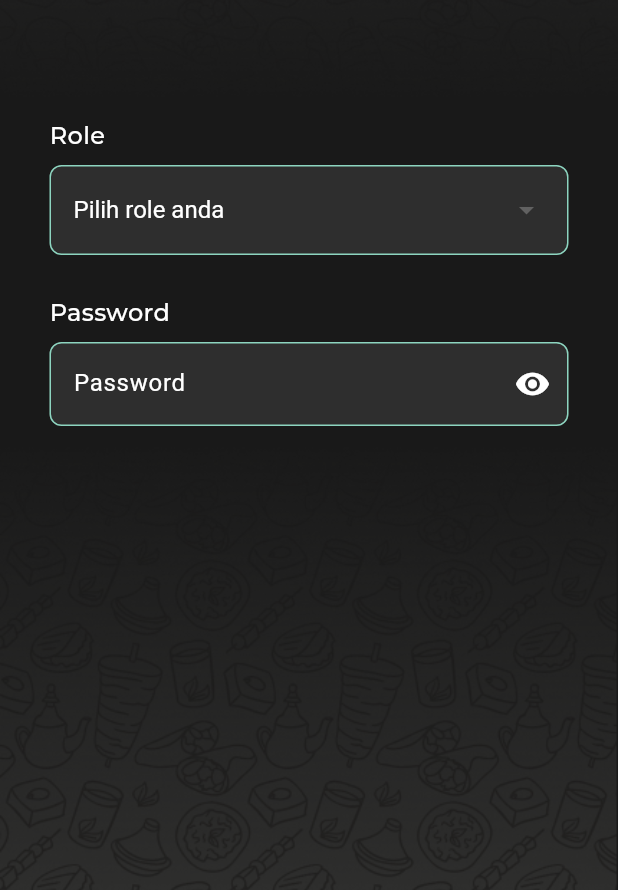
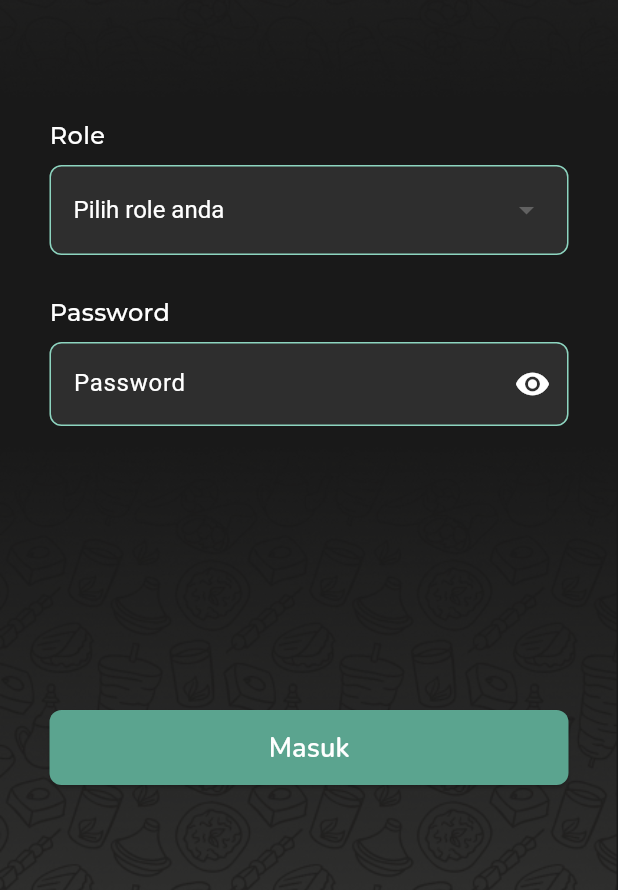
Before and after one commit to aryadinata07/manajemenPemesanan, a Flutter app: the screen it shows after launch, on a phone screen of 412 x 824 dp, the part 346-1236 px from its top. Run offline on Flutter 3.47's test engine with Material 3 defaults, Android fonts, the light colour scheme and no system bars; our stand-ins replace get, google_fonts.

Commit message:
[AR] fix pubsyaml after create LoginPage

```diff
--- a/lib/app/pages/login_page/login_page_view.dart
+++ b/lib/app/pages/login_page/login_page_view.dart
@@ -148,6 +148,37 @@ class LoginPageView extends StatelessWidget {
                   ),
                 ),
               ),
+              Expanded(
+                child: Padding(
+                  padding: const EdgeInsets.only(bottom: 70),
+                  child: Align(
+                    alignment: Alignment.bottomCenter,
+                    child: SizedBox(
+                      width: double.infinity,
+                      height: 50,
+                      child: ElevatedButton(
+                        onPressed: () {},
+                        child: Text(
+                          "Masuk",
+                          style: GoogleFonts.nunito(
+                            textStyle: TextStyle(
+                                fontWeight: FontWeight.w600,
+                                fontSize: 18,
+                                color: Colors.white),
+                          ),
+                        ),
+                        style: ButtonStyle(
+                            backgroundColor: MaterialStateProperty.all<Color>(
+                                Color(0xff5BA48F)),
+                            shape: MaterialStateProperty.all(
+                                RoundedRectangleBorder(
+                              borderRadius: BorderRadius.circular(8),
+                            ))),
+                      ),
+                    ),
+                  ),
+                ),
+              ),
             ],
           ),
         ),
--- a/pubspec.yaml
+++ b/pubspec.yaml
@@ -36,7 +36,6 @@ dependencies:
   cupertino_icons: ^1.0.6
   get: ^4.6.6
   google_fonts: ^6.2.1
-  dropdown_button2: ^2.3.9
 
 dev_dependencies:
   flutter_test:
```
Also changed, not shown: pubspec.lock.
